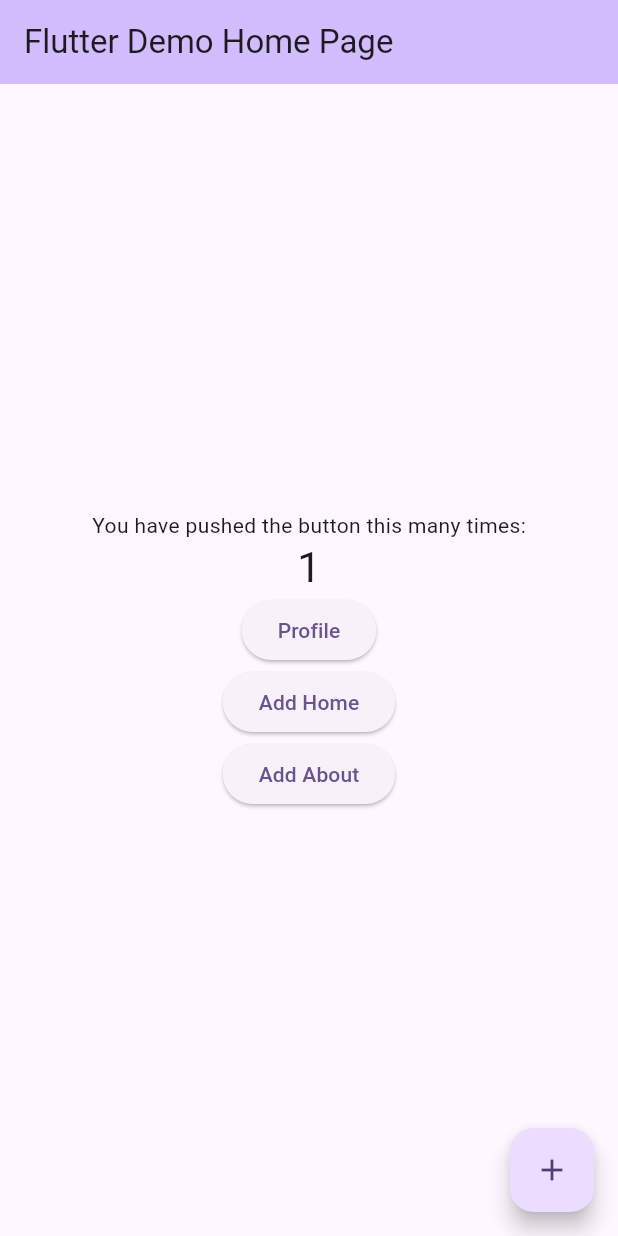
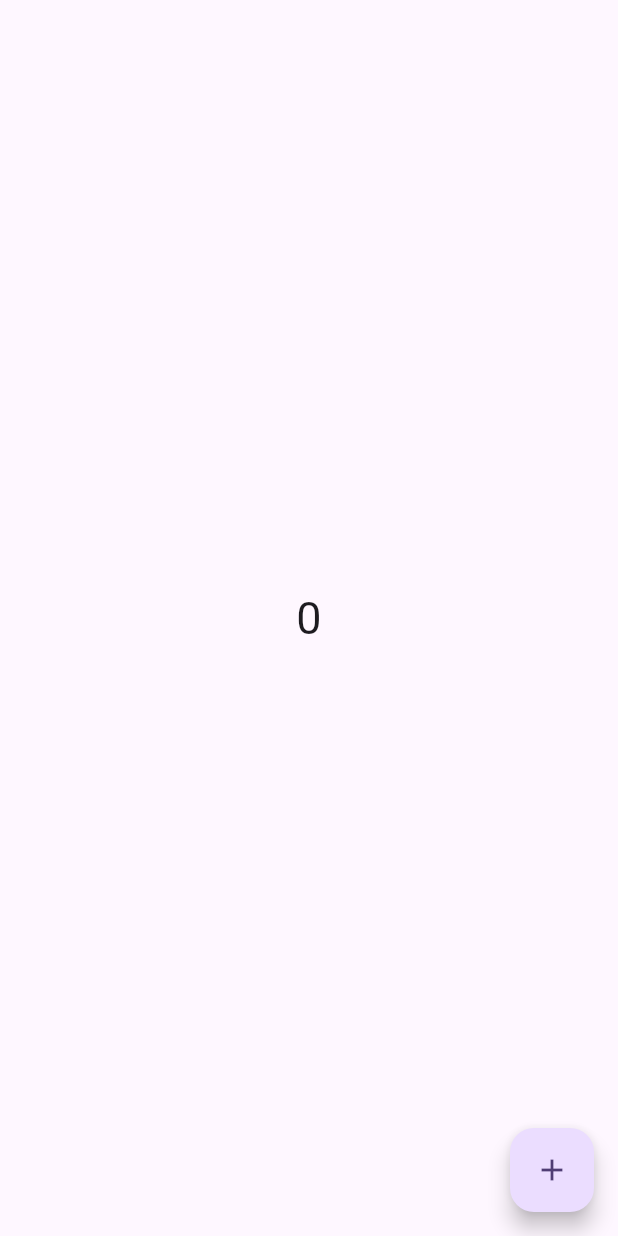
Before and after one commit to Ramesh-Kaushika/Fitness_Planner_App05, a Flutter app: the screen it shows after launch, after a tap on the "add" icon, on a phone screen of 412 x 824 dp. Run offline on Flutter 3.47's test engine with Material 3 defaults, Android fonts, the phone set to English and light mode, and no system bars.

Commit message:
sample stateless widget

```diff
--- /dev/null
+++ b/lib/home_page_no_state.dart
@@ -0,0 +1,29 @@
+import 'package:flutter/foundation.dart';
+import 'package:flutter/material.dart';
+
+
+// ignore: must_be_immutable
+class HomePage extends StatelessWidget {
+   HomePage({super.key});
+
+  int _counter = 10;
+
+  @override
+  Widget build(BuildContext context) {
+    return Scaffold(
+     body:  Center(
+      child: Text(_counter.toString(), style: const TextStyle(
+          fontSize: 30,
+      ),
+      ),
+     ),
+     floatingActionButton: FloatingActionButton(
+      onPressed: (){
+        _counter++;
+          print(_counter);
+      },
+      child: const Icon(Icons.add),
+      ),
+    );
+  }
+}
--- /dev/null
+++ b/lib/home_page_withState.dart
@@ -0,0 +1,37 @@
+import 'package:flutter/material.dart';
+
+// ignore: must_be_immutable
+class MyHomePage extends StatefulWidget {
+   MyHomePage({super.key});
+
+  int _counter1 = 0;
+
+  @override
+  State<MyHomePage> createState() => _MyHomePageState();
+}
+
+class _MyHomePageState extends State<MyHomePage> {
+  int _counter2 = 100;
+
+  @override
+  Widget build(BuildContext context) {
+    return  Scaffold(
+      body: Center(
+        child: Text(
+          widget._counter1.toString(),
+          style: const TextStyle(
+          fontSize: 30,
+        ),),
+      ),
+      floatingActionButton: FloatingActionButton(onPressed:
+      (){
+        widget._counter1++;
+        _counter2++;
+        print(_counter2);
+        print(widget._counter1);
+      },
+      child: const Icon(Icons.add),
+      ),
+    );
+  }
+}
--- a/lib/main.dart
+++ b/lib/main.dart
@@ -1,3 +1,5 @@
+import 'package:fitness_planner/home_page_no_state.dart';
+import 'package:fitness_planner/home_page_withState.dart';
 import 'package:flutter/material.dart';
 
 void main() {
@@ -10,72 +12,13 @@
   @override
   Widget build(BuildContext context) {
     return MaterialApp(
+      debugShowCheckedModeBanner: false,
       title: 'Flutter Demo',
       theme: ThemeData(
         colorScheme: ColorScheme.fromSeed(seedColor: Colors.deepPurple),
         useMaterial3: true,
       ),
-      home: const MyHomePage(title: 'Flutter Demo Home Page'),
+      home: MyHomePage(),
     );
   }
 }
-
-class MyHomePage extends StatefulWidget {
-  const MyHomePage({super.key, required, required this.title});
-
-  final String title;
-
-  @override
-  State<MyHomePage> createState() => _MyHomePageState();
-}
-
-class _MyHomePageState extends State<MyHomePage> {
-  int _counter = 0;
-
-  void _incrementCounter() {
-    setState(() {
-      _counter++;
-    });
-  }
-
-  @override
-  Widget build(BuildContext context) {
-    return Scaffold(
-      appBar: AppBar(
-        backgroundColor: Theme.of(context).colorScheme.inversePrimary,
-        title: Text(widget.title),
-      ),
-      body: Center(
-        child: Column(
-          mainAxisAlignment: MainAxisAlignment.center,
-          children: <Widget>[
-            const Text(
-              'You have pushed the button this many times:',
-            ),
-            Text(
-              '$_counter',
-              style: Theme.of(context).textTheme.headlineMedium,
-            ),
-            ElevatedButton(
-              onPressed: () {},
-              child: const Text('Profile'),
-            ),
-            ElevatedButton(
-              onPressed: () {},
-              child: const Text('Add Home'),
-            ),
-            ElevatedButton(
-              onPressed: () {},
-              child: const Text('Add About'),
-            ),
-          ],
-        ),
-      ),
-      floatingActionButton: FloatingActionButton(
-        onPressed: _incrementCounter,
-        tooltip: 'Increment',
-        child: const Icon(Icons.add),
-      ),
-    );
-  }
-}
```
